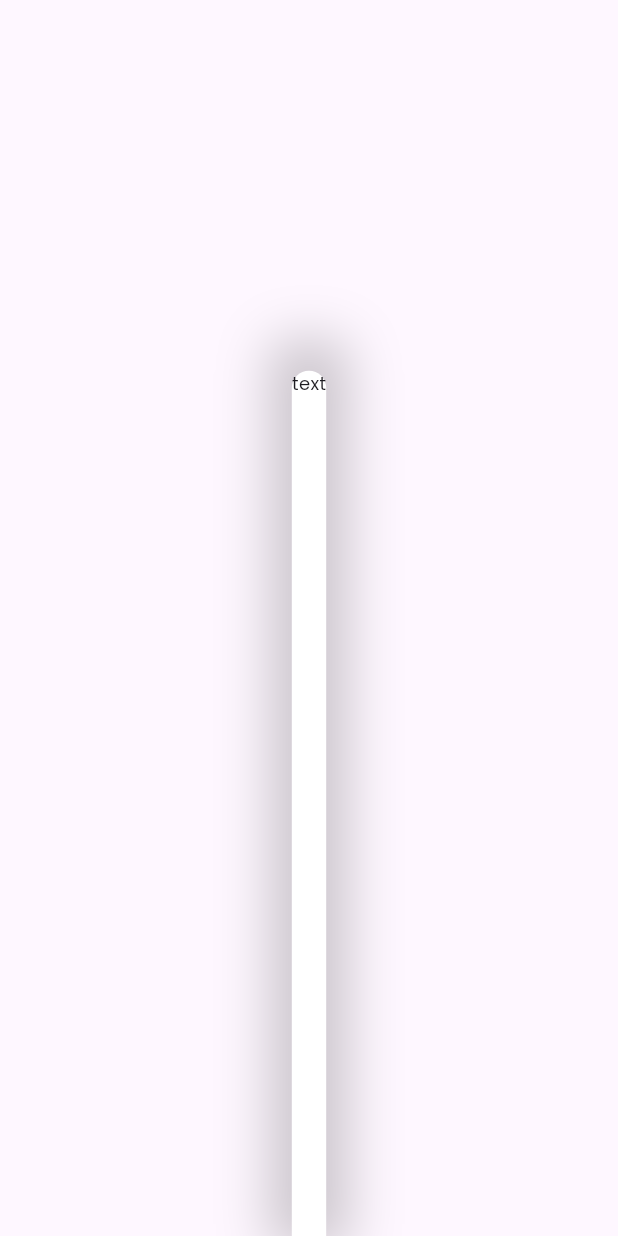
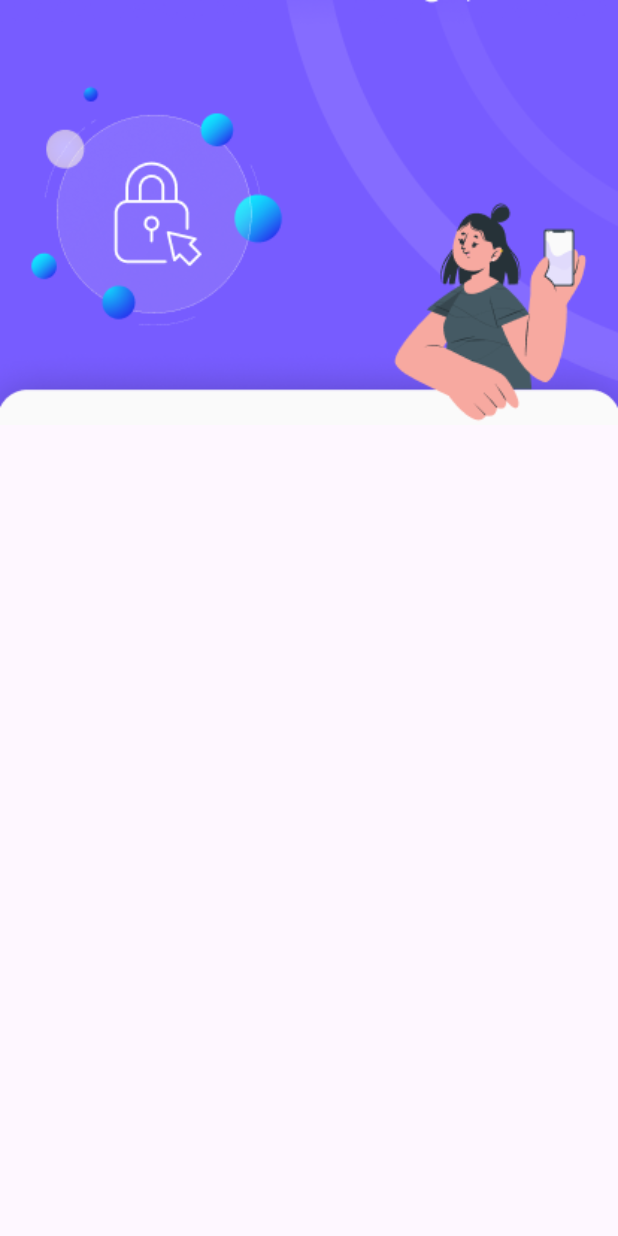
Before and after one commit to AkDevelopar2004/CRM_UserFrontend, a Flutter app: the LoginScreen screen opened directly, on a phone screen of 412 x 824 dp. Run offline on Flutter 3.47's test engine with Material 3 defaults, Android fonts, the phone set to English and light mode, and no system bars; our stand-ins replace flutter_svg, go_router, google_nav_bar, url_strategy.

Commit message:
solve routes problem

```diff
--- a/lib/common/constant/app_images.dart
+++ b/lib/common/constant/app_images.dart
@@ -5,6 +5,7 @@ class AppImages {
     static const String profileImage = "assets/images/profile_image.png";
     static const String caseStudyImg = "assets/images/case_study_img.png";
     static const String projectImg = "assets/images/project_img.png";
+    static const String loginImg = "assets/images/login_img.png";
 }
 
 // here add svg icons
--- a/lib/main.dart
+++ b/lib/main.dart
@@ -1,7 +1,9 @@
 import 'package:flutter/material.dart';
 import 'package:user_side_team_frontend/utils/navigation/app_router.dart';
+import 'package:url_strategy/url_strategy.dart';
 
 void main() {
+  setPathUrlStrategy();
   runApp(const MyApp());
 }
 
@@ -10,8 +12,8 @@ class MyApp extends StatelessWidget {
 
   @override
   Widget build(BuildContext context) {
-    return  MaterialApp.router(
-      debugShowCheckedModeBanner: false,
+    return MaterialApp.router(
+        debugShowCheckedModeBanner: false,
         title: 'User Side',
         // theme: AppTheme.violetEdgeTheme,
         routerDelegate: AppRouter.router.routerDelegate,
--- a/lib/models/auth/view/login_screen.dart
+++ b/lib/models/auth/view/login_screen.dart
@@ -1,43 +1,22 @@
 import 'package:flutter/material.dart';
 import 'package:user_side_team_frontend/common/widgets/text_widget.dart';
+import '../../../common/constant/app_images.dart';
 
 class LoginScreen extends StatelessWidget {
   const LoginScreen({super.key});
 
   @override
   Widget build(BuildContext context) {
-  return Scaffold(
-        body: Column(
-      children: [
-        Container(
-          height: MediaQuery.of(context).size.height * 0.3,
-          child: Center(
-            // child: Image.asset(
-            //   AppImages.loginImg,
-            //   fit: BoxFit.cover,
-            // ),
+    return Scaffold(
+      body: Column(
+        children: [
+          Image.asset(
+            AppImages.loginImg,
+            fit: BoxFit.cover,
           ),
-        ),
-        Container(
-          height: MediaQuery.of(context).size.height * 0.7,
-          decoration: BoxDecoration(
-            color: Colors.white,
-            borderRadius: const BorderRadius.only(
-              topLeft: Radius.circular(12),
-              topRight: Radius.circular(12),
-            ),
-            boxShadow: [
-              BoxShadow(
-                color: Colors.black.withOpacity(0.2),
-                spreadRadius: 15,
-                blurRadius: 30,
-                offset: const Offset(0, -6),
-              ),
-            ],
-          ),
-          child: TextWidget(text: "text"),
-        )
-      ],
-    ));
+
+        ],
+      ),
+    );
   }
 }
--- a/lib/utils/navigation/app_router.dart
+++ b/lib/utils/navigation/app_router.dart
@@ -1,4 +1,5 @@
 import 'package:go_router/go_router.dart';
+import 'package:user_side_team_frontend/models/auth/view/login_screen.dart';
 import 'package:user_side_team_frontend/models/auth/view/splash_screen.dart';
 import 'package:user_side_team_frontend/models/bottom_navigation/bottom_navigation_bar.dart';
 import 'package:user_side_team_frontend/models/case_study/view/detail_case_study_view.dart';
@@ -10,13 +11,17 @@ import 'package:user_side_team_frontend/utils/navigation/app_routes.dart';
 
 class AppRouter {
   static final GoRouter router = GoRouter(
-    initialLocation: '/nav-bar',
+    initialLocation: '/',
     routes: [
       GoRoute(
         path: AppRoutes.splashScreen,
         builder: (context, state) => const SplashScreen(),
       ),
-       GoRoute(
+      GoRoute(
+        path: AppRoutes.loginScreen,
+        builder: (context, state) => const LoginScreen(),
+      ),
+      GoRoute(
         path: AppRoutes.notification,
         builder: (context, state) => const NotificationScreen(),
       ),
@@ -32,15 +37,14 @@ class AppRouter {
         path: AppRoutes.detailedCaseStudy,
         builder: (context, state) => DetailCaseStudyView(),
       ),
-       GoRoute(
+      GoRoute(
         path: AppRoutes.readymadeProject,
         builder: (context, state) => ProjectReadymadeView(),
       ),
-        GoRoute(
+      GoRoute(
         path: AppRoutes.sendReferenceView,
         builder: (context, state) => SendReferenceView(),
       ),
-
     ],
   );
 }
--- a/lib/utils/navigation/app_routes.dart
+++ b/lib/utils/navigation/app_routes.dart
@@ -2,6 +2,7 @@ class AppRoutes {
   AppRoutes._();
 
   static const String splashScreen = "/";
+  static const String loginScreen = "/login-screen";
   static const String notification = "/notification";
   static const String detailNotification = "/notification-detail";
   static const String bottomNavBar = "/nav-bar";
--- a/pubspec.yaml
+++ b/pubspec.yaml
@@ -44,6 +44,7 @@ dependencies:
   intl: ^0.20.1
   fluttertoast: ^8.2.10
   google_nav_bar: ^5.0.7
+  url_strategy: ^0.3.0
 
 dev_dependencies:
   flutter_test:
```
Also changed, not shown: lib/models/auth/view/splash_screen.dart (+16 -11 lines).
